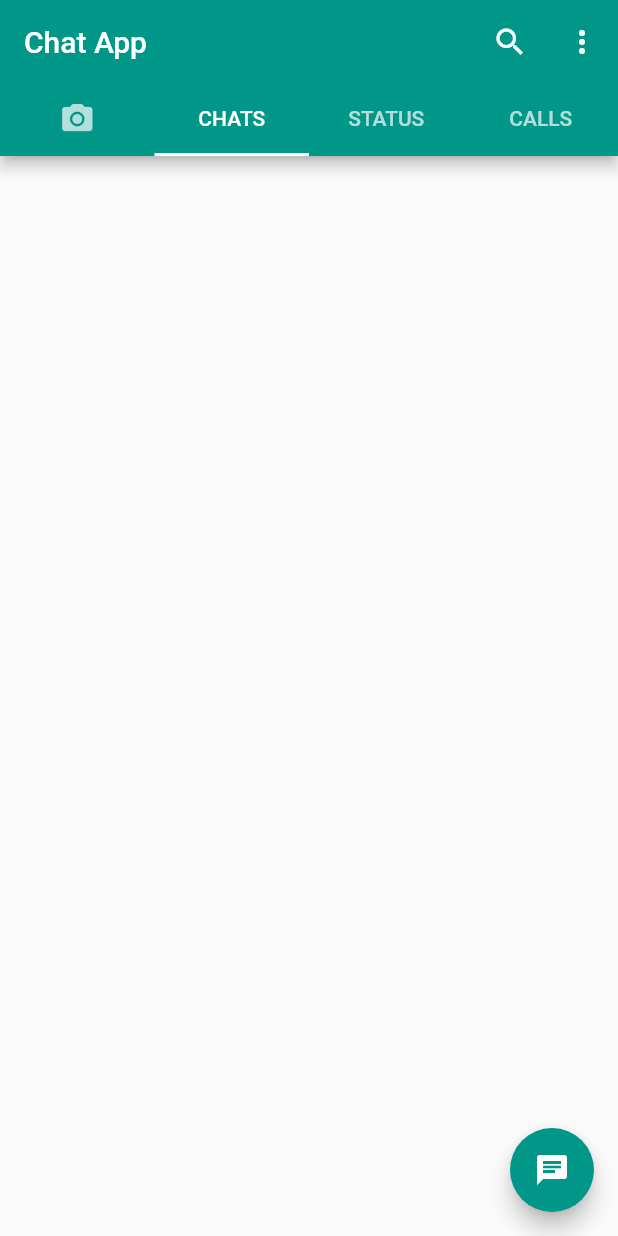
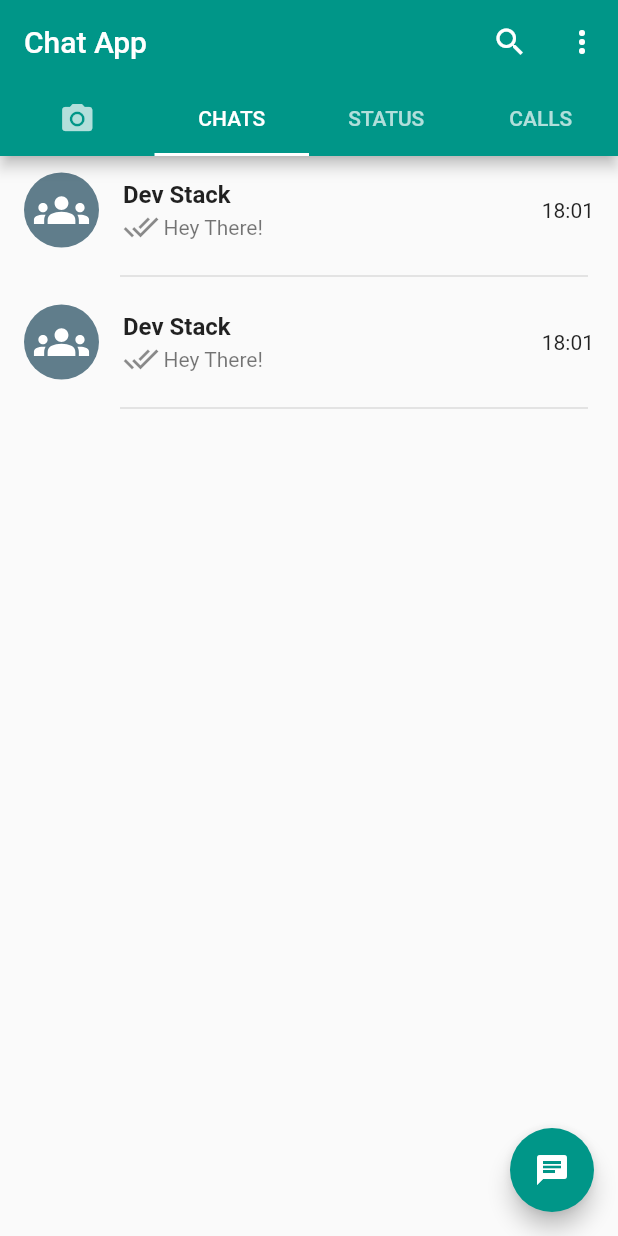
Before and after one commit to anmolupadhyay23/WhatsApp-Clone, a Flutter app: the screen it shows after launch, on a phone screen of 412 x 824 dp. Run offline on Flutter 3.47's test engine with Material 2 defaults, Android fonts, the phone set to English and light mode, and no system bars; our stand-ins replace flutter_svg.

Commit message:
Static Widget Card

```diff
--- /dev/null
+++ b/lib/CustomUI/customCard.dart
@@ -0,0 +1,50 @@
+import 'package:flutter/material.dart';
+import 'package:flutter_svg/flutter_svg.dart';
+
+class customCard extends StatelessWidget {
+  const customCard({Key? key}) : super(key: key);
+
+  @override
+  Widget build(BuildContext context) {
+    return InkWell(
+      onTap: () {},
+      child: Column(
+        children: [
+          ListTile(
+            leading: CircleAvatar(
+              radius: 25,
+              child: SvgPicture.asset(
+                "assets/group.svg",
+                color: Colors.white,
+                height: 37,
+                  width: 37,
+              ),
+              backgroundColor: Colors.blueGrey,
+            ),
+            title: Text(
+              "Dev Stack",
+              style: TextStyle(
+              fontSize: 16,
+              fontWeight: FontWeight.bold
+            ),
+            ),
+            subtitle: Row(
+              children: [
+                Icon(Icons.done_all),
+                SizedBox(width: 3,),
+                Text("Hey There!")
+              ],
+            ),
+            trailing: Text("18:01"),
+          ),
+          Padding(
+            padding: const EdgeInsets.only(right: 20, left: 80),
+            child: Divider(
+              thickness: 1,
+            ),
+          )
+        ],
+      ),
+    );
+  }
+}
--- a/lib/Pages/ChatPage.dart
+++ b/lib/Pages/ChatPage.dart
@@ -1,3 +1,4 @@
+import 'package:chat_app/CustomUI/customCard.dart';
 import 'package:flutter/material.dart';
 
 class chatApp extends StatefulWidget {
@@ -16,6 +17,12 @@ class _chatAppState extends State<chatApp> {
         child: Icon(Icons.chat),
         backgroundColor: Colors.teal,
       ),
+      body: ListView(
+        children: [
+          customCard(),
+          customCard()
+        ],
+      ),
     );
   }
 }
--- a/pubspec.yaml
+++ b/pubspec.yaml
@@ -36,6 +36,7 @@ dependencies:
   # The following adds the Cupertino Icons font to your application.
   # Use with the CupertinoIcons class for iOS style icons.
   cupertino_icons: ^1.0.2
+  flutter_svg: ^1.1.6
 
 dev_dependencies:
   flutter_test:
@@ -60,7 +61,8 @@ flutter:
   uses-material-design: true
 
   # To add assets to your application, add an assets section, like this:
-  # assets:
+  assets:
+     - assets/
   #   - images/a_dot_burr.jpeg
   #   - images/a_dot_ham.jpeg
 
```
Also changed, not shown: assets/group.svg (added), assets/person.svg (added), pubspec.lock.
